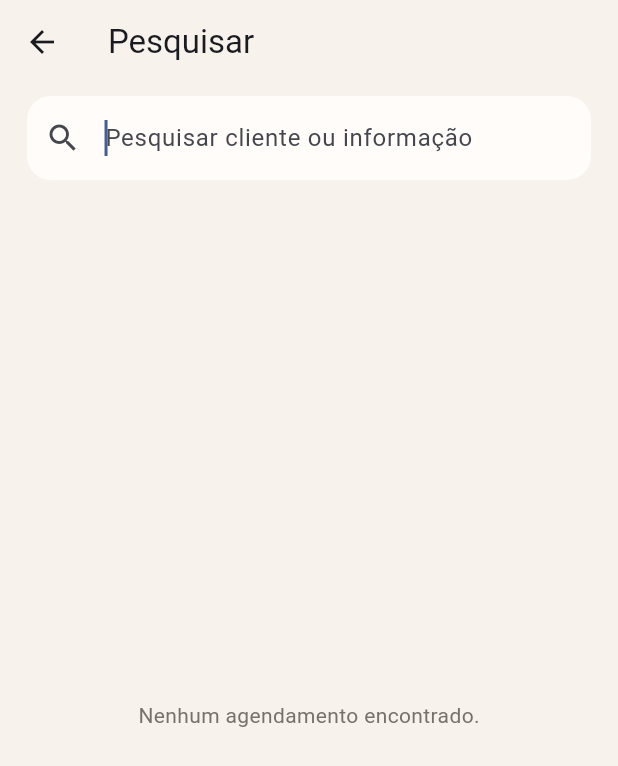
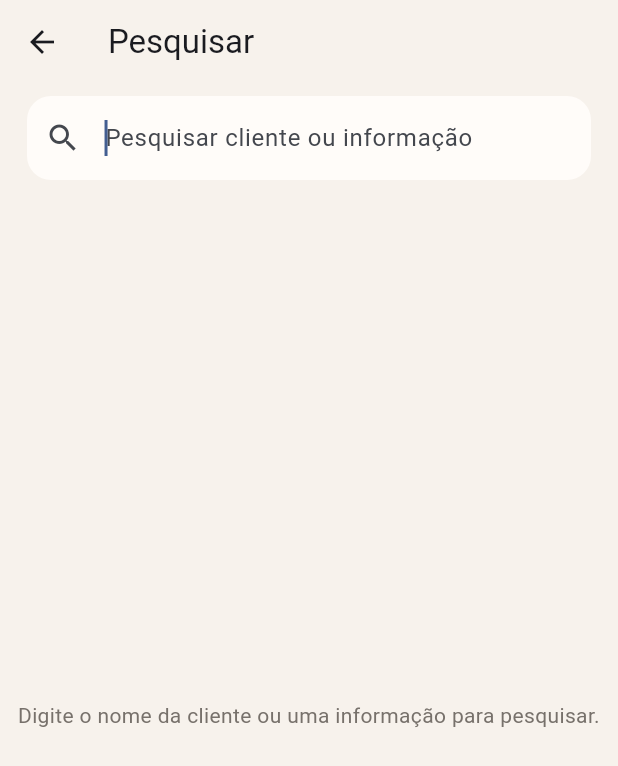
Before and after one commit to giuliabarross2-hub/dioli-app, a Flutter app: the screen it shows after launch, scrolled down 576 dp, after a tap on the "search" icon, on a phone screen of 412 x 824 dp. Shown: the top 766 px of the screen. Run offline on Flutter 3.47's test engine with Material 3 defaults, Android fonts, the phone set to English and light mode, and no system bars; our stand-ins replace shared_preferences, supabase_flutter; accounts and stored records are empty; network calls fail; Roboto replaces fonts that are missing (sans).

Commit message:
Corrige criacao por arraste, data e pesquisa

```diff
--- a/lib/main.dart
+++ b/lib/main.dart
@@ -1101,6 +1101,7 @@ class _AgendaPageState extends State<AgendaPage> {
       radius: const Radius.circular(8),
       child: SingleChildScrollView(
         controller: vertical,
+        physics: const NeverScrollableScrollPhysics(),
         child: Column(
         children: [
           Row(
@@ -1150,7 +1151,9 @@ class _AgendaPageState extends State<AgendaPage> {
             radius: const Radius.circular(8),
             child: SingleChildScrollView(
               controller: vertical,
-              physics: const ClampingScrollPhysics(),
+              // A faixa estreita da direita é a área dedicada à rolagem.
+              // Assim o arrastar no calendário fica livre para criar/mover agendamentos.
+              physics: const NeverScrollableScrollPhysics(),
               child: SizedBox(
                 height: 24 * hourHeight,
                 child: Row(
@@ -1969,6 +1972,7 @@ class _AgendaPageState extends State<AgendaPage> {
             Future<void> pickDate() async {
               final d = await showDatePicker(
                 context: context,
+                useRootNavigator: true,
                 locale: const Locale('pt', 'BR'),
                 initialDate: start,
                 firstDate: DateTime(2020),
@@ -2292,11 +2296,13 @@ class _SearchPageState extends State<SearchPage> {
 
   @override
   Widget build(BuildContext context) {
-    final results = widget.store.appointments.where((a) {
-      final q = query.toLowerCase().trim();
-      return a.client.toLowerCase().contains(q) ||
-          a.observation.toLowerCase().contains(q);
-    }).toList()
+    final q = query.toLowerCase().trim();
+    final results = q.isEmpty
+        ? <Appointment>[]
+        : widget.store.appointments.where((a) {
+            return a.client.toLowerCase().contains(q) ||
+                a.observation.toLowerCase().contains(q);
+          }).toList()
       ..sort((a, b) {
         final now = DateTime.now();
         final aFuture = !a.start.isBefore(now);
@@ -2348,13 +2354,21 @@ class _SearchPageState extends State<SearchPage> {
             ),
           ),
         Expanded(
-          child: results.isEmpty
+          child: query.trim().isEmpty
               ? const Center(
                   child: Text(
-                    'Nenhum agendamento encontrado.',
+                    'Digite o nome da cliente ou uma informação para pesquisar.',
+                    textAlign: TextAlign.center,
                     style: TextStyle(color: AppColors.muted),
                   ),
                 )
+              : results.isEmpty
+                  ? const Center(
+                      child: Text(
+                        'Nenhum agendamento encontrado.',
+                        style: TextStyle(color: AppColors.muted),
+                      ),
+                    )
               : ListView.separated(
                   padding: const EdgeInsets.all(16),
                   itemCount: results.length,
```
